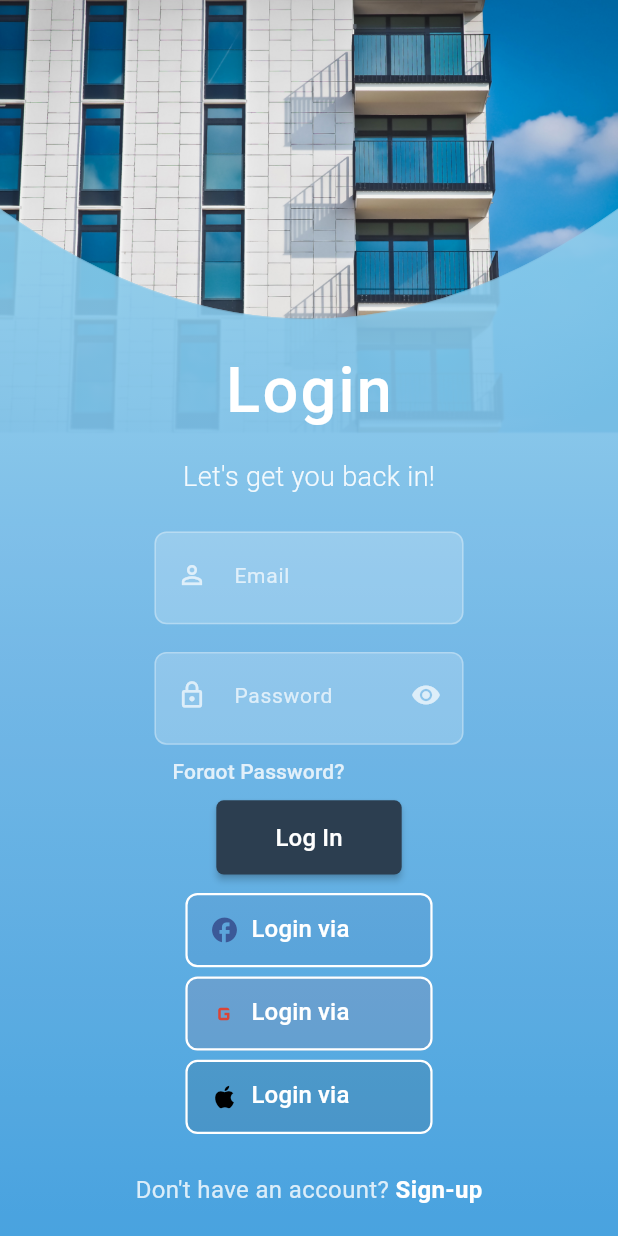
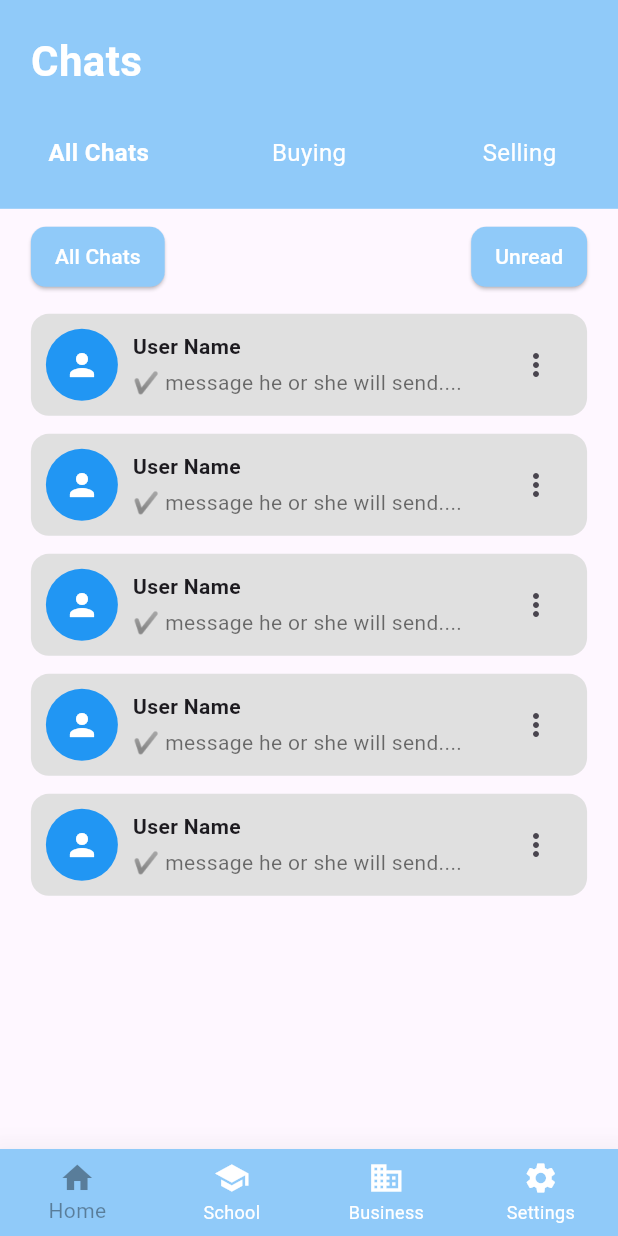
Before and after one commit to UmairRuman/seek_home_app, a Flutter app: the screen it shows after launch, on a phone screen of 412 x 824 dp. Run offline on Flutter 3.47's test engine with Material 3 defaults, Android fonts, the phone set to English and light mode, and no system bars.

Commit message:
initial commit

```diff
--- /dev/null
+++ b/lib/chatPage/ChatCard.dart
@@ -0,0 +1,121 @@
+import 'package:flutter/material.dart';
+
+class ChatCard extends StatelessWidget {
+  final VoidCallback onDelete;
+
+  const ChatCard({super.key, required this.onDelete});
+
+  @override
+  Widget build(BuildContext context) {
+    return Container(
+      margin: const EdgeInsets.symmetric(vertical: 6),
+      padding: const EdgeInsets.all(10),
+      decoration: BoxDecoration(
+        color: Colors.grey.shade300,
+        borderRadius: BorderRadius.circular(12),
+      ),
+      child: Row(
+        children: [
+          const CircleAvatar(
+            radius: 24,
+            backgroundColor: Colors.blue,
+            child: Icon(Icons.person, color: Colors.white),
+          ),
+          const SizedBox(width: 10),
+          const Expanded(
+            child: Column(
+              crossAxisAlignment: CrossAxisAlignment.start,
+              children: [
+                Text(
+                  "User Name",
+                  style: TextStyle(fontWeight: FontWeight.bold),
+                ),
+                SizedBox(height: 4),
+                Text(
+                  "✔ message he or she will send....",
+                  style: TextStyle(color: Colors.black54),
+                ),
+              ],
+            ),
+          ),
+          IconButton(
+            icon: const Icon(Icons.more_vert),
+            onPressed: () {
+              showModalBottomSheet(
+                context: context,
+                shape: const RoundedRectangleBorder(
+                  borderRadius: BorderRadius.vertical(top: Radius.circular(16)),
+                ),
+                builder: (context) {
+                  return Column(
+                    mainAxisSize: MainAxisSize.min,
+                    children: [
+                      GestureDetector(
+                        onTap: () {
+                          Navigator.pop(context);
+                          onDelete();
+                        },
+                        child: Padding(
+                          padding: const EdgeInsets.symmetric(vertical: 12),
+                          child: Row(
+                            mainAxisAlignment: MainAxisAlignment.center,
+                            children: const [
+                              Icon(Icons.delete, color: Colors.red),
+                              SizedBox(width: 8),
+                              Text(
+                                'Delete',
+                                style: TextStyle(
+                                  color: Colors.red,
+                                  fontWeight: FontWeight.bold,
+                                ),
+                              ),
+                            ],
+                          ),
+                        ),
+                      ),
+                      GestureDetector(
+                        onTap: () {
+                          Navigator.pop(context);
+                          ScaffoldMessenger.of(context).showSnackBar(
+                            const SnackBar(
+                              content: Text("Marked as important"),
+                            ),
+                          );
+                        },
+                        child: Padding(
+                          padding: const EdgeInsets.symmetric(vertical: 12),
+                          child: Row(
+                            mainAxisAlignment: MainAxisAlignment.center,
+                            children: const [
+                              Icon(Icons.star_border),
+                              SizedBox(width: 8),
+                              Text('Mark as important'),
+                            ],
+                          ),
+                        ),
+                      ),
+                      GestureDetector(
+                        onTap: () => Navigator.pop(context),
+                        child: Padding(
+                          padding: const EdgeInsets.symmetric(vertical: 12),
+                          child: Row(
+                            mainAxisAlignment: MainAxisAlignment.center,
+                            children: const [
+                              Icon(Icons.cancel),
+                              SizedBox(width: 8),
+                              Text('Cancel'),
+                            ],
+                          ),
+                        ),
+                      ),
+                    ],
+                  );
+                },
+              );
+            },
+          ),
+        ],
+      ),
+    );
+  }
+}
--- /dev/null
+++ b/lib/chatPage/firstChatPage.dart
@@ -0,0 +1,217 @@
+import 'package:flutter/material.dart';
+import 'package:seek_home_app/chatPage/BuyingPage.dart';
+import 'package:seek_home_app/chatPage/ChatCard.dart';
+import 'package:seek_home_app/chatPage/SellingPage.dart';
+import 'package:seek_home_app/chatPage/unreadPage.dart';
+
+class ChatScreen extends StatefulWidget {
+  const ChatScreen({super.key});
+
+  @override
+  State<ChatScreen> createState() => _ChatScreenState();
+}
+
+class _ChatScreenState extends State<ChatScreen> {
+  int selectedIndex = 0;
+  List<int> chatItems = List.generate(5, (i) => i);
+
+  @override
+  Widget build(BuildContext context) {
+    final size = MediaQuery.of(context).size;
+    final double padding = size.width * 0.05;
+    return Scaffold(
+      bottomNavigationBar: BottomNavigationBar(
+        type: BottomNavigationBarType.fixed,
+        backgroundColor: Colors.blue.shade200,
+        currentIndex: selectedIndex,
+        showSelectedLabels: true,
+        showUnselectedLabels: true,
+        selectedItemColor: Colors.black38,
+        elevation: 20,
+        unselectedItemColor: Colors.white,
+        onTap: (value) {
+          setState(() {
+            selectedIndex = value;
+          });
+        },
+        items: const [
+          BottomNavigationBarItem(
+            icon: Icon(Icons.home),
+            label: 'Home',
+            tooltip: 'Go to Home',
+          ),
+          BottomNavigationBarItem(
+            icon: Icon(Icons.school),
+            label: 'School',
+            tooltip: 'Go to School',
+          ),
+          BottomNavigationBarItem(
+            icon: Icon(Icons.business),
+            label: 'Business',
+            tooltip: 'Go to Business',
+          ),
+          BottomNavigationBarItem(
+            icon: Icon(Icons.settings),
+            label: 'Settings',
+            tooltip: 'Go to Settings',
+          ),
+        ],
+      ),
+      body: SafeArea(
+        child: Column(
+          children: [
+            Container(
+              color: Colors.blue.shade200,
+              width: double.infinity,
+              padding: EdgeInsets.all(padding),
+              child: Column(
+                crossAxisAlignment: CrossAxisAlignment.start,
+                children: [
+                  Text(
+                    "Chats",
+                    style: TextStyle(
+                      fontSize: 28,
+                      fontWeight: FontWeight.bold,
+                      color: Colors.white,
+                    ),
+                  ),
+                  const SizedBox(height: 30),
+
+                  Row(
+                    mainAxisAlignment: MainAxisAlignment.spaceEvenly,
+                    children: [
+                      Expanded(
+                        child: GestureDetector(
+                          onTap: () {
+                            Navigator.push(
+                              context,
+                              MaterialPageRoute(builder: (_) => ChatScreen()),
+                            );
+                          },
+                          child: const Center(
+                            child: Text(
+                              "All Chats",
+                              style: TextStyle(
+                                color: Colors.white,
+                                fontWeight: FontWeight.bold,
+                                fontSize: 16,
+                              ),
+                            ),
+                          ),
+                        ),
+                      ),
+                      SizedBox(width: 50),
+                      Expanded(
+                        child: GestureDetector(
+                          onTap: () {
+                            Navigator.push(
+                              context,
+                              MaterialPageRoute(builder: (_) => Sellingpage()),
+                            );
+                          },
+                          child: const Center(
+                            child: Text(
+                              "Buying",
+                              style: TextStyle(
+                                color: Colors.white,
+                                fontSize: 16,
+                              ),
+                            ),
+                          ),
+                        ),
+                      ),
+                      SizedBox(width: 50),
+                      Expanded(
+                        child: GestureDetector(
+                          onTap: () {
+                            Navigator.push(
+                              context,
+                              MaterialPageRoute(builder: (_) => Buyingpage()),
+                            );
+                          },
+                          child: const Center(
+                            child: Text(
+                              "Selling",
+                              style: TextStyle(
+                                color: Colors.white,
+                                fontSize: 16,
+                              ),
+                            ),
+                          ),
+                        ),
+                      ),
+                    ],
+                  ),
+
+                  const SizedBox(height: 5),
+                ],
+              ),
+            ),
+            Padding(
+              padding: EdgeInsets.symmetric(horizontal: padding, vertical: 8),
+              child: Row(
+                mainAxisAlignment: MainAxisAlignment.spaceBetween,
+                children: [
+                  ElevatedButton(
+                    onPressed: () {},
+                    style: ElevatedButton.styleFrom(
+                      backgroundColor: Colors.blue.shade200,
+                      padding: const EdgeInsets.symmetric(
+                        horizontal: 16,
+                        vertical: 6,
+                      ),
+                      shape: RoundedRectangleBorder(
+                        borderRadius: BorderRadius.circular(10),
+                      ),
+                    ),
+                    child: const Text(
+                      "All Chats",
+                      style: TextStyle(color: Colors.white),
+                    ),
+                  ),
+                  ElevatedButton(
+                    onPressed: () {
+                      Navigator.push(
+                        context,
+                        MaterialPageRoute(builder: (context) => Unreadpage()),
+                      );
+                    },
+                    style: ElevatedButton.styleFrom(
+                      backgroundColor: Colors.blue.shade200,
+                      padding: const EdgeInsets.symmetric(
+                        horizontal: 16,
+                        vertical: 6,
+                      ),
+                      shape: RoundedRectangleBorder(
+                        borderRadius: BorderRadius.circular(10),
+                      ),
+                    ),
+                    child: const Text(
+                      "Unread",
+                      style: TextStyle(color: Colors.white),
+                    ),
+                  ),
+                ],
+              ),
+            ),
+            Expanded(
+              child: ListView.builder(
+                itemCount: chatItems.length,
+                padding: EdgeInsets.symmetric(horizontal: padding),
+                itemBuilder: (context, index) {
+                  return ChatCard(
+                    onDelete: () {
+                      setState(() {
+                        chatItems.removeAt(index);
+                      });
+                    },
+                  );
+                },
+              ),
+            ),
+          ],
+        ),
+      ),
+    );
+  }
+}
--- a/lib/main.dart
+++ b/lib/main.dart
@@ -1,5 +1,6 @@
 import 'package:flutter/material.dart';
 import 'package:seek_home_app/pages/login_page/view/login_page_view.dart';
+import 'package:seek_home_app/chatPage/firstChatPage.dart';
 
 void main() {
   runApp(const MyApp());
@@ -15,7 +16,7 @@ class MyApp extends StatelessWidget {
       theme: ThemeData(
         colorScheme: ColorScheme.fromSeed(seedColor: Colors.deepPurple),
       ),
-      home: LoginPageView(),
+      home: ChatScreen(),
     );
   }
 }
```
Also changed, not shown: lib/chatPage/BuyingPage.dart (added, +105 -0 lines), lib/chatPage/SellingPage.dart (added, +105 -0 lines), lib/chatPage/unreadPage.dart (added, +102 -0 lines).
